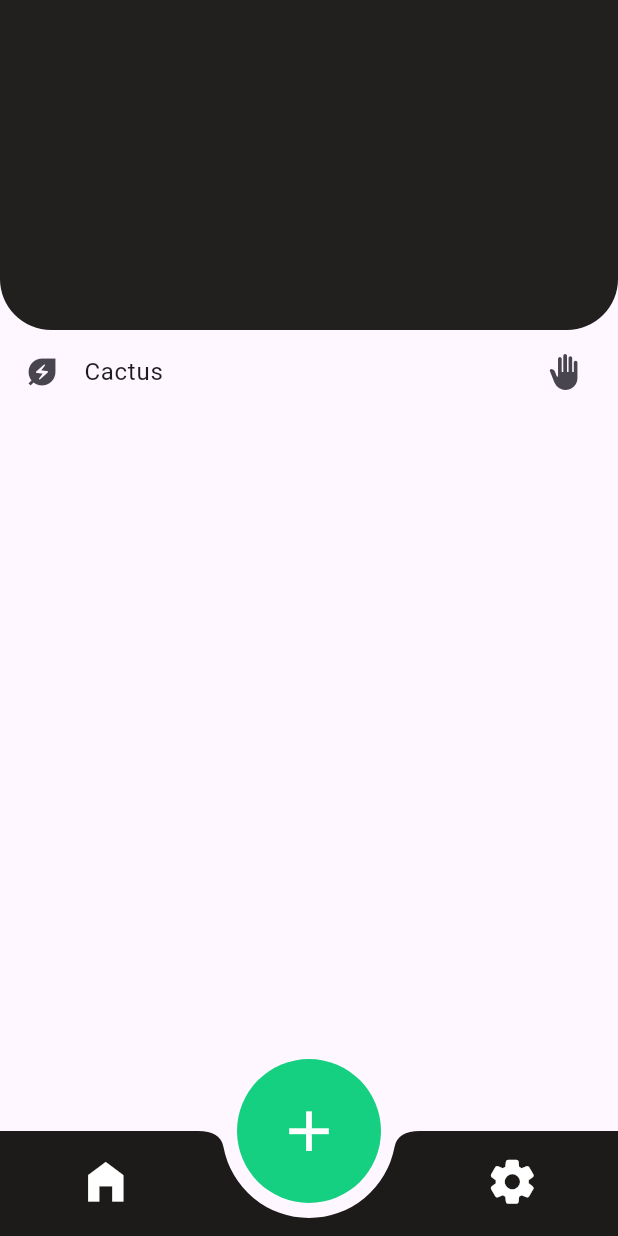
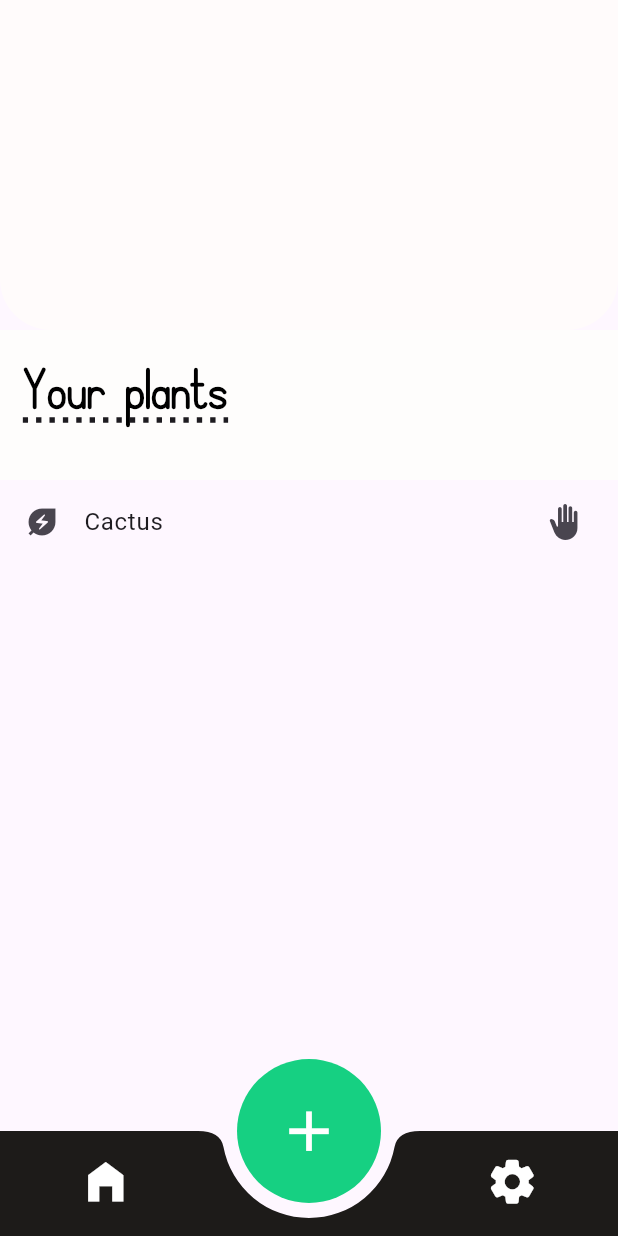
Before and after one commit to SajenTuladhar/Plant-tracking-app, a Flutter app: the Homepage screen opened by its route, on a phone screen of 412 x 824 dp. Run offline on Flutter 3.47's test engine with Material 3 defaults, Android fonts, the phone set to English and light mode, and no system bars.

Commit message:
mid container add

```diff
--- a/lib/pages/home_page.dart
+++ b/lib/pages/home_page.dart
@@ -20,15 +20,12 @@
 }
 
 class _HomepageState extends State<Homepage> {
-
-
   @override
   Widget build(BuildContext context) {
     return PopScope(
       canPop: false,
       child: Scaffold(
-        body: Column(
-          children: [
+        body: Column(children: [
           Container(
             width: double.infinity,
             height: 220,
@@ -36,7 +33,7 @@
               borderRadius: BorderRadius.only(
                   bottomRight: Radius.circular(34),
                   bottomLeft: Radius.circular(34)),
-                color: Color.fromARGB(255, 34, 31, 31),
+              color: Color.fromARGB(255, 255, 251, 251),
             ),
             padding: const EdgeInsets.symmetric(horizontal: 20, vertical: 70),
             child: Column(
@@ -68,15 +65,41 @@
               ],
             ),
           ),
+          Container(
+
+            height: 100,
+            width: double.infinity,
+            color: const Color.fromARGB(255, 254, 253, 252),
+            child: const Padding(
+              padding: EdgeInsets.all(15),
+              child: Text(
+                'Your plants',
+                style: TextStyle(
+                   shadows: [
+                Shadow(
+                    color: Colors.black,
+                    offset: Offset(0, -5))
+              ],
+                color: Colors.transparent,
+                  decoration: TextDecoration.underline,
+                  decorationThickness: 3,
+                  decorationStyle: TextDecorationStyle.dotted,
+                    fontFamily: 'simple',
+                    fontSize: 50,
+                    fontWeight: FontWeight.bold,
+
+                    ),
+              ),
+            ),
+          ),
 
           Expanded(
-               child: ListView(children: const [
-                PlantsTile()
-               ],),
+            child: ListView(
+              children: const [PlantsTile()],
+            ),
           ),
           // Add other widgets or containers here if needed
-          ]
-        ),
+        ]),
         floatingActionButtonLocation: FloatingActionButtonLocation.centerDocked,
         floatingActionButton: FloatingActionButton.large(
           onPressed: () {
```
Lines whose indentation alone changed are shown as unchanged.
